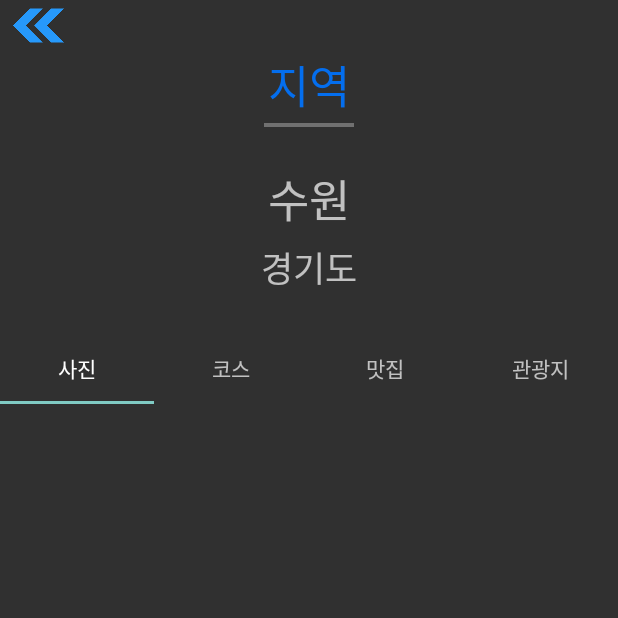
After one commit to jeeheaG/Travelencer-2021-android, an Android app: the fragment FeedFragment shown on its own in the app's theme, on a phone screen of 412 x 824 dp, the top half of it. The commit adds this screen. Run offline under Robolectric (Android 15) with nearby library versions, the phone set to English and light mode, and no system bars.

Commit message:
밑줄 추가, 탭 레이아웃 추가

```diff
--- /dev/null
+++ b/app/src/main/java/com/example/travelencer_android_2021/FeedFragment.kt
@@ -0,0 +1,41 @@
+package com.example.travelencer_android_2021
+
+import android.os.Bundle
+import androidx.fragment.app.Fragment
+import android.view.LayoutInflater
+import android.view.View
+import android.view.ViewGroup
+
+private const val ARG_PARAM1 = "param1"
+private const val ARG_PARAM2 = "param2"
+
+class FeedFragment : Fragment() {
+    private var param1: String? = null
+    private var param2: String? = null
+
+    override fun onCreate(savedInstanceState: Bundle?) {
+        super.onCreate(savedInstanceState)
+        arguments?.let {
+            param1 = it.getString(ARG_PARAM1)
+            param2 = it.getString(ARG_PARAM2)
+        }
+    }
+
+    override fun onCreateView(
+        inflater: LayoutInflater, container: ViewGroup?,
+        savedInstanceState: Bundle?
+    ): View? {
+        return inflater.inflate(R.layout.fragment_feed, container, false)
+    }
+
+    companion object {
+        @JvmStatic
+        fun newInstance(param1: String, param2: String) =
+            FeedFragment().apply {
+                arguments = Bundle().apply {
+                    putString(ARG_PARAM1, param1)
+                    putString(ARG_PARAM2, param2)
+                }
+            }
+    }
+}
--- /dev/null
+++ b/app/src/main/res/layout/fragment_feed.xml
@@ -0,0 +1,78 @@
+<?xml version="1.0" encoding="utf-8"?>
+<LinearLayout xmlns:android="http://schemas.android.com/apk/res/android"
+    xmlns:tools="http://schemas.android.com/tools"
+    android:layout_width="match_parent"
+    android:layout_height="match_parent"
+    tools:context=".FeedFragment"
+    android:orientation="vertical">
+
+    <ImageView
+        android:id="@+id/imgBack"
+        android:layout_width="51dp"
+        android:layout_height="34dp"
+        android:src="@drawable/ic_double_arrow"/>
+
+    <TextView
+        android:layout_width="match_parent"
+        android:layout_height="wrap_content"
+        android:text="지역"
+        android:textSize="30sp"
+        android:textColor="#046EEE"
+        android:fontFamily="@font/hcmalang"
+        android:gravity="center"/>
+    <LinearLayout
+        android:layout_width="match_parent"
+        android:layout_height="wrap_content"
+        android:gravity="center"
+        android:layout_marginBottom="25dp">
+        <View
+            android:layout_width="60dp"
+            android:layout_height="3dp"
+            android:background="#707070"
+            android:layout_marginTop="2dp"/>
+    </LinearLayout>
+
+    <TextView
+        android:layout_width="match_parent"
+        android:layout_height="wrap_content"
+        android:text="수원"
+        android:textSize="30sp"
+        android:fontFamily="@font/hcsantteut"
+        android:gravity="center"
+        android:layout_marginBottom="5dp"/>
+    <TextView
+        android:layout_width="match_parent"
+        android:layout_height="wrap_content"
+        android:text="경기도"
+        android:textSize="23sp"
+        android:fontFamily="@font/hcsantteut"
+        android:gravity="center"
+        android:layout_marginBottom="25dp"/>
+
+    <com.google.android.material.tabs.TabLayout
+        android:layout_width="match_parent"
+        android:layout_height="wrap_content">
+        <com.google.android.material.tabs.TabItem
+            android:layout_width="wrap_content"
+            android:layout_height="wrap_content"
+            android:text="사진" />
+        <com.google.android.material.tabs.TabItem
+            android:layout_width="wrap_content"
+            android:layout_height="wrap_content"
+            android:text="코스" />
+        <com.google.android.material.tabs.TabItem
+            android:layout_width="wrap_content"
+            android:layout_height="wrap_content"
+            android:text="맛집" />
+        <com.google.android.material.tabs.TabItem
+            android:layout_width="wrap_content"
+            android:layout_height="wrap_content"
+            android:text="관광지" />
+    </com.google.android.material.tabs.TabLayout>
+
+    <androidx.viewpager.widget.ViewPager
+        android:layout_width="match_parent"
+        android:layout_height="match_parent" />
+
+
+</LinearLayout>
```
Also changed, not shown: app/src/main/res/layout/activity_login.xml (+11 -0 lines), app/src/main/res/layout/activity_register.xml (+12 -0 lines), app/src/main/res/layout/fragment_feed_filter.xml (+10 -1 lines), app/src/main/res/layout/fragment_setting.xml (+11 -2 lines).
